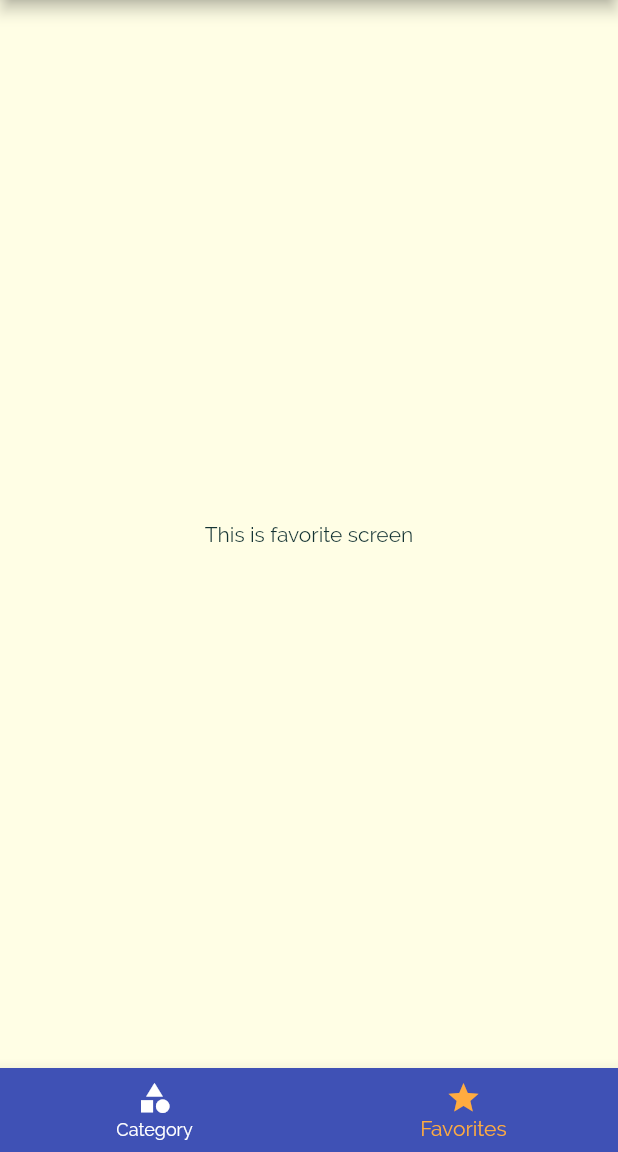
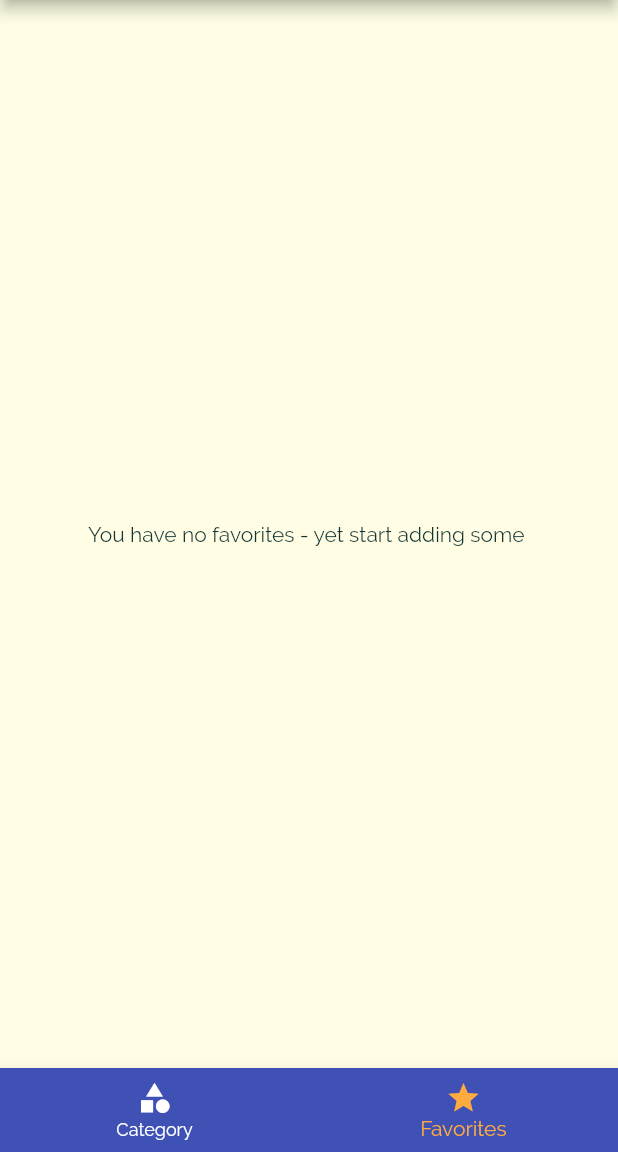
Before and after one commit to ArpitSahu01/Meals-App, a Flutter app: the screen it shows after launch, item 2 of the bottom bar chosen, on a phone screen of 412 x 824 dp, the part 84-1236 px from its top. Run offline on Flutter 3.47's test engine with Material 2 defaults, Android fonts, the phone set to English and light mode, and no system bars.

Commit message:
added favorite feature

```diff
--- a/lib/main.dart
+++ b/lib/main.dart
@@ -27,6 +27,7 @@ class _MyAppState extends State<MyApp> {
    };
 
    List<Meal> _availableMeal = DUMMY_MEALS;
+   List<Meal> _favoriteMeals = [];
 
    void _setFilters (Map<String,bool> filterData){
         setState(() {
@@ -48,6 +49,27 @@ class _MyAppState extends State<MyApp> {
           }).toList();
         });
    }
+
+   void _toggleFavorite(String mealId){
+     final existingMeal = _favoriteMeals.indexWhere((meal){
+       return meal.id == mealId;
+     } );
+
+     if(existingMeal >=0){
+       setState(() {
+         _favoriteMeals.removeAt(existingMeal);
+       });
+     }else{
+       setState(() {
+         _favoriteMeals.add(DUMMY_MEALS.firstWhere((meal)=> meal.id==mealId));
+       });
+     }
+   }
+
+   bool _isMealFavorite(String id){
+        return _favoriteMeals.any((meal)=>meal.id == id);
+   }
+
   @override
   Widget build(BuildContext context){
     return MaterialApp(
@@ -69,9 +91,9 @@ class _MyAppState extends State<MyApp> {
     ),
       // home: CategoriesScreen(),
       routes: {
-        '/': (ctx)=>TabsScreen(),
+        '/': (ctx)=>TabsScreen(_favoriteMeals),
         CategoryMealsScreen.mealRoute: (ctx)=>CategoryMealsScreen(_availableMeal),
-        MealDetailScreen.routeName: (ctx)=>MealDetailScreen(),
+        MealDetailScreen.routeName: (ctx)=>MealDetailScreen(_toggleFavorite,_isMealFavorite),
         FilterScreen.routeName : (ctx)=>FilterScreen(_filters,_setFilters),
       },
       onGenerateRoute: (settings){
--- a/lib/screens/category_meals_screen.dart
+++ b/lib/screens/category_meals_screen.dart
@@ -56,7 +56,6 @@ class _CategoryMealsScreenState extends State<CategoryMealsScreen> {
                 complexity: displayedMeal![index].complexity,
                 duration: displayedMeal![index].duration,
                 id: displayedMeal![index].id,
-                removeItem: _removeItem,
               );
       } ,itemCount: displayedMeal!.length ,),
     );
--- a/lib/screens/favorites_screen.dart
+++ b/lib/screens/favorites_screen.dart
@@ -1,10 +1,29 @@
 import 'package:flutter/material.dart';
+import '../models/meal.dart';
+import '../widgets/meal_item.dart';
 
-class FavoriteScreen extends StatelessWidget{
+class FavoriteScreen extends StatelessWidget {
+  final List<Meal> favoriteMeals;
 
-  Widget build(BuildContext context){
-    return Center(child: Text('This is favorite screen'));
+  FavoriteScreen(this.favoriteMeals);
+
+  Widget build(BuildContext context) {
+
+    if(favoriteMeals.isEmpty){
+      return Center(
+          child: Text('You have no favorites - yet start adding some '));
+    }else{
+      return ListView.builder(itemBuilder: (ctx,index){
+        return MealItem(
+          title: favoriteMeals[index].title,
+          imageUrl: favoriteMeals[index].imageUrl,
+          affordability: favoriteMeals[index].affordability,
+          complexity: favoriteMeals[index].complexity,
+          duration: favoriteMeals[index].duration,
+          id: favoriteMeals[index].id,
+        );
+      } ,itemCount: favoriteMeals.length ,);
+    }
+
   }
-
-
 }
--- a/lib/screens/tabs_screen.dart
+++ b/lib/screens/tabs_screen.dart
@@ -2,21 +2,32 @@ import 'package:flutter/material.dart';
 import './favorites_screen.dart';
 import './categories_screen.dart';
 import '../widgets/main_drawer.dart';
+import '../models/meal.dart';
 
 class TabsScreen extends StatefulWidget {
-  const TabsScreen({Key? key}) : super(key: key);
+
+  final List<Meal> favoriteMeals;
+  TabsScreen(this.favoriteMeals);
+
 
   @override
   State<TabsScreen> createState() => _TabScreenState();
 }
 
 class _TabScreenState extends State<TabsScreen> {
-  final List<Map<String,Object>> _pages = [
-    {'page': CategoriesScreen(),'title':'Categories'},
-    {'page': FavoriteScreen(),'title':'Your Favorites'},
-  ];
 
+  List<Map<String,Object>>  _pages=[];
   int _selectedPageIndex = 0;
+
+  @override
+  void initState() {
+     _pages = [
+      {'page': CategoriesScreen(),'title':'Categories'},
+      {'page': FavoriteScreen(widget.favoriteMeals),'title':'Your Favorites'},
+    ];
+
+    super.initState();
+  }
 
   void _selectPage(int index) {
     setState(() {
```
Also changed, not shown: lib/screens/meal_detail_screen.dart (+7 -4 lines), lib/widgets/meal_item.dart (+0 -7 lines).
